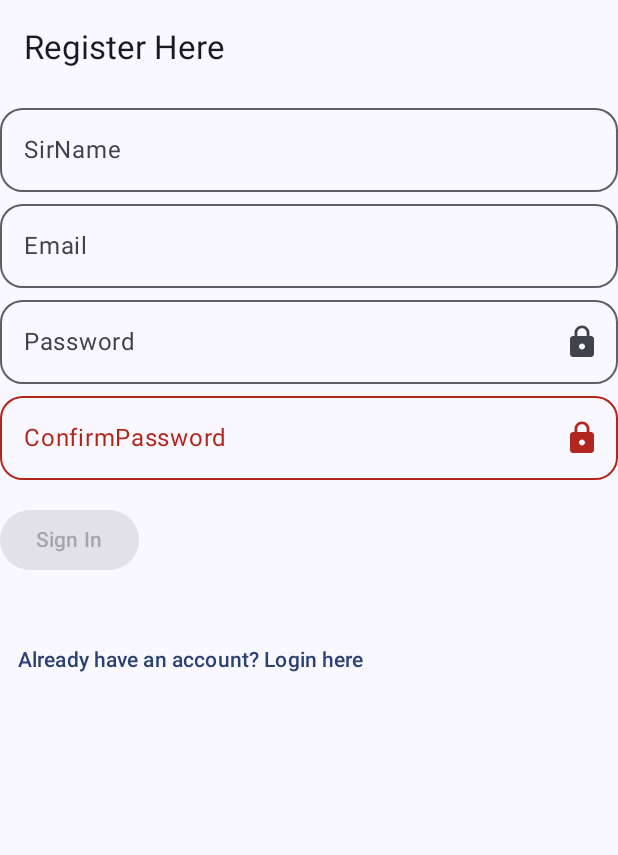
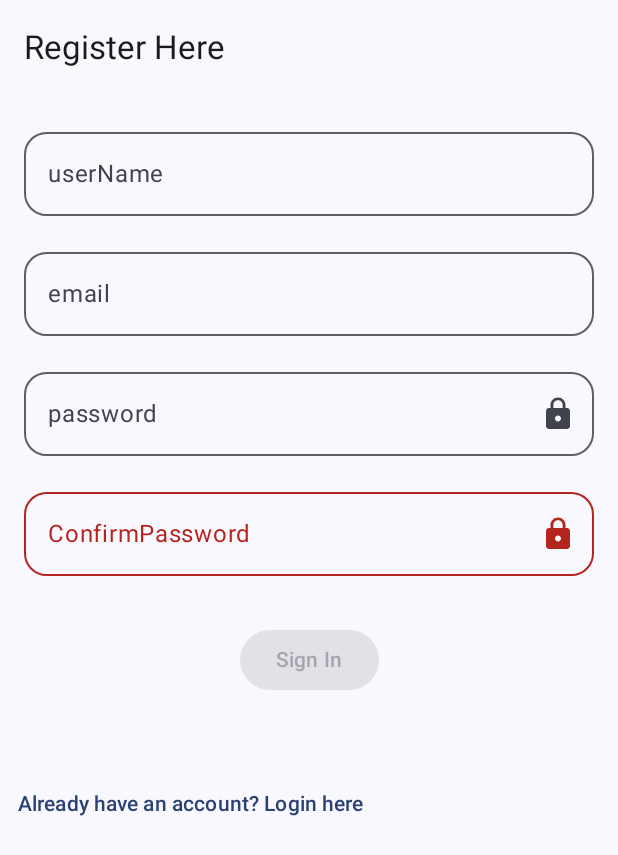
Before and after one commit to Sinsrated/fkm, an Android app built with Jetpack Compose: the screen it shows after launch (MainActivity), after a tap on "Don't have an account? Register here", on a phone screen of 412 x 824 dp. Shown: the top 855 px of the screen. Run offline under Robolectric (Android 15) with nearby library versions, the phone set to English and light mode, and no system bars.

Commit message:
tried adding data to username and password tho failed

```diff
--- a/app/src/main/java/io/dala/tester/Home.kt
+++ b/app/src/main/java/io/dala/tester/Home.kt
@@ -11,6 +11,8 @@ import androidx.compose.material3.TopAppBar
 import androidx.compose.runtime.Composable
 import androidx.compose.ui.Modifier
 import androidx.compose.ui.res.painterResource
+import androidx.compose.ui.tooling.preview.Preview
+import androidx.compose.ui.unit.dp
 
 @OptIn(ExperimentalMaterial3Api::class)
 @Composable
@@ -22,7 +24,9 @@ fun  HomeScreen(onLogout: () -> Unit) {
             Column ( modifier = Modifier.padding(it))
             {
                 Text("Welcome to Home")
-                Image(painter = painterResource(id = R.drawable.pussy), contentDescription= "pussy")
+                Image(painter = painterResource(id = R.drawable.pussy), contentDescription= "pussy"
+                , modifier = Modifier.padding(16.dp)
+                )
             }
 
 
--- a/app/src/main/java/io/dala/tester/LoginScreen.kt
+++ b/app/src/main/java/io/dala/tester/LoginScreen.kt
@@ -1,7 +1,9 @@
 package io.dala.tester
 
 import androidx.compose.foundation.layout.Column
+import androidx.compose.foundation.layout.Spacer
 import androidx.compose.foundation.layout.fillMaxWidth
+import androidx.compose.foundation.layout.height
 import androidx.compose.foundation.shape.RoundedCornerShape
 import androidx.compose.foundation.text.KeyboardOptions
 import androidx.compose.material.icons.Icons
@@ -10,6 +12,7 @@ import androidx.compose.material.icons.filled.Lock
 import androidx.compose.material3.Button
 import androidx.compose.material3.Icon
 import androidx.compose.material3.IconButton
+import androidx.compose.material3.MaterialTheme
 import androidx.compose.material3.OutlinedTextField
 import androidx.compose.material3.Text
 import androidx.compose.runtime.Composable
@@ -25,11 +28,17 @@ import androidx.compose.ui.unit.dp
 import androidx.navigation.NavController
 
 
+const val CORRECT_USERNAME: String = "joel"
+const val CORRECT_EMAIL: String = "joelkmugerwa@gmail.com"
+const val CORRECT_PASSWORD: String = "money"
+
+
 @Composable
 fun LoginScreen(onLoginSuccess: () -> Unit, navController: NavController) {
     var usernameoremail by remember { mutableStateOf("") }
     var password by remember { mutableStateOf("") }
     var passwordVisible by remember { mutableStateOf(false) }
+    var loginError by remember { mutableStateOf<String?>(null) }
 
     Column {
         OutlinedTextField(
@@ -61,11 +70,23 @@ fun LoginScreen(onLoginSuccess: () -> Unit, navController: NavController) {
                 }
             }
         )
+        if (loginError != null) {
+            Text(loginError!!, color = MaterialTheme.colorScheme.error)
+            Spacer(modifier = Modifier.height(8.dp))
+        }
+
 
         }
         Button(
             onClick = {
-                navController.navigate("home")
+                loginError = null
+               if ((usernameoremail == CORRECT_USERNAME || usernameoremail == CORRECT_EMAIL) && password == CORRECT_PASSWORD) {
+                   onLoginSuccess()
+                   navController.navigate("Home")
+                   return@Button
+               } else {
+                   loginError = "Invalid username/email or password"
+               }
             }
         ) {
             Text(text = "Login")
--- a/app/src/main/java/io/dala/tester/Register.kt
+++ b/app/src/main/java/io/dala/tester/Register.kt
@@ -16,9 +16,6 @@ import androidx.compose.runtime.setValue
 import androidx.compose.ui.Modifier
 import androidx.compose.ui.unit.dp
 import androidx.navigation.NavHostController
-import io.dala.tester.ui.theme.SignInScreen
-
-
 
 
 @OptIn(ExperimentalMaterial3Api::class)
--- a/app/src/main/java/io/dala/tester/ui/theme/SignUp.kt
+++ b/app/src/main/java/io/dala/tester/SignUp.kt
@@ -1,64 +1,78 @@
-package io.dala.tester.ui.theme
+package io.dala.tester
 
-import androidx.activity.result.contract.ActivityResultContracts.PickVisualMedia.DefaultTab.AlbumsTab.value
-import androidx.compose.foundation.ScrollState
+import androidx.compose.foundation.layout.Arrangement
 import androidx.compose.foundation.layout.Column
+import androidx.compose.foundation.layout.Spacer
 import androidx.compose.foundation.layout.fillMaxWidth
+import androidx.compose.foundation.layout.height
+import androidx.compose.foundation.layout.padding
 import androidx.compose.foundation.shape.RoundedCornerShape
-import androidx.compose.foundation.text.KeyboardActions
 import androidx.compose.foundation.text.KeyboardOptions
-import androidx.compose.foundation.verticalScroll
 import androidx.compose.material.icons.Icons
-import androidx.compose.material.icons.filled.Close
 import androidx.compose.material.icons.filled.Done
 import androidx.compose.material.icons.filled.Lock
 import androidx.compose.material3.Button
 import androidx.compose.material3.Icon
 import androidx.compose.material3.IconButton
+import androidx.compose.material3.MaterialTheme
 import androidx.compose.material3.OutlinedTextField
 import androidx.compose.material3.Text
 import androidx.compose.runtime.Composable
-import androidx.compose.runtime.State
 import androidx.compose.runtime.getValue
 import androidx.compose.runtime.mutableStateOf
 import androidx.compose.runtime.remember
 import androidx.compose.runtime.setValue
+import androidx.compose.ui.Alignment
 import androidx.compose.ui.Modifier
+import androidx.compose.ui.semantics.error
 import androidx.compose.ui.text.input.KeyboardType
 import androidx.compose.ui.text.input.PasswordVisualTransformation
 import androidx.compose.ui.text.input.VisualTransformation
 import androidx.compose.ui.unit.dp
 import androidx.navigation.NavController
-
+// Dummy user data - In a real app, this should be stored securely
+const val CORRECT_USERNAME = "joel"
+const val CORRECT_EMAIL = "joelkmugerwa@gmail.com"
+const val CORRECT_PASSWORD = "money"
 
 @Composable
 fun SignInScreen(navController: NavController) {
-    var Sirname by remember { mutableStateOf("") }
-    var Email by remember { mutableStateOf("") }
-    var Password by remember { mutableStateOf("") }
+    var username by remember { mutableStateOf("") }
+    var email by remember { mutableStateOf("") }
+    var password by remember { mutableStateOf("") }
     var PasswordVisible by remember { mutableStateOf(false) }
     var ConfirmPassword by remember { mutableStateOf("") }
     var ConfirmPasswordVisible by remember { mutableStateOf(false) }
-    val passwordsMatch = Password == ConfirmPassword
+    var signUpError by remember { mutableStateOf<String?>(null) }
+    var signUpSuccessMessage by remember { mutableStateOf<String?>(null) }
+    val passwordsMatch = password == ConfirmPassword
     val showError = ConfirmPassword.isNotEmpty() && !passwordsMatch
 
-    Column() {
+    Column(
+        modifier = Modifier
+            .fillMaxWidth()
+            .padding(16.dp),
+        verticalArrangement = Arrangement.Center,
+        horizontalAlignment = Alignment.CenterHorizontally
+    ) {
         OutlinedTextField(
-            value = Sirname,
-            onValueChange = {Sirname = it},
-            label = { Text("SirName") },
+            value = username,
+            onValueChange = {username = it},
+            label = { Text("userName") },
             modifier = Modifier.fillMaxWidth(), shape = RoundedCornerShape(15.dp)
         )
+        Spacer(modifier = Modifier.height(16.dp))
         OutlinedTextField(
-            value =Email,
-            onValueChange = {Email = it},
-            label = { Text("Email") },
+            value =email,
+            onValueChange = {email = it},
+            label = { Text("email") },
             modifier = Modifier.fillMaxWidth(), shape = RoundedCornerShape(15.dp)
         )
+        Spacer(modifier = Modifier.height(16.dp))
         OutlinedTextField(
-            value = Password,
-            onValueChange = {Password = it},
-            label = { Text("Password") },
+            value = password,
+            onValueChange = {password = it},
+            label = { Text("password") },
             modifier = Modifier.fillMaxWidth(), shape = RoundedCornerShape(15.dp),
             singleLine = true,
             visualTransformation = if (PasswordVisible)
@@ -77,6 +91,7 @@ fun SignInScreen(navController: NavController) {
             }
 
         )
+        Spacer(modifier = Modifier.height(16.dp))
         OutlinedTextField(
             value = ConfirmPassword,
             onValueChange = {ConfirmPassword = it},
@@ -102,9 +117,40 @@ fun SignInScreen(navController: NavController) {
                 }
             }
         )
+        Spacer(modifier = Modifier.height(16.dp))
+        if (signUpError != null) {
+            Text(signUpError!!, color = MaterialTheme.colorScheme.error)
+            Spacer(modifier = Modifier.height(8.dp))
+        }
+        if (signUpSuccessMessage != null) {
+            Text(signUpSuccessMessage!!, color = MaterialTheme.colorScheme.primary) // Or a success color
+            Spacer(modifier = Modifier.height(8.dp))
+        }
+
+
         Button(onClick = {
-            navController.navigate("home")
-        },enabled = passwordsMatch && Password.isNotEmpty()){
+            signUpError = null // Reset error
+            signUpSuccessMessage = null // Reset success message
+            if (username.isBlank() || email.isBlank() || password.isBlank()) {
+                signUpError = "Please fill in all fields"
+                return@Button
+            }
+            if (password != ConfirmPassword) {
+                signUpError = "Passwords do not match"
+                return@Button
+
+            }
+
+            if (!(username != CORRECT_USERNAME && email != CORRECT_EMAIL && password != CORRECT_PASSWORD)) {
+                signUpSuccessMessage = "Sign up successful for $username! you can now log in."
+                navController.navigate("Home")
+                return@Button
+            }else {
+                signUpError = "Invalid username or password"
+                return@Button
+            }
+
+        },enabled = passwordsMatch && password.isNotEmpty()){
             Text(text = "Sign In")
 
         }
```
